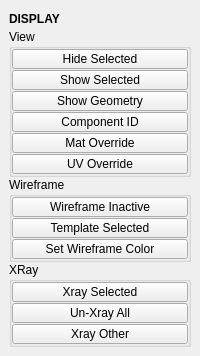
Old version of the form tentacle/ui/display.ui in the repository m3trik/tentacle.
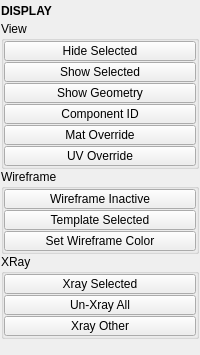
New version of the form. Custom widgets are drawn as their Qt base class.

Diff of the .ui file:
```diff
--- a/tentacle/ui/display.ui
+++ b/tentacle/ui/display.ui
@@ -30,6 +30,18 @@
     </size>
    </property>
    <layout class="QVBoxLayout" name="verticalLayout_2">
+    <property name="leftMargin">
+     <number>1</number>
+    </property>
+    <property name="topMargin">
+     <number>1</number>
+    </property>
+    <property name="rightMargin">
+     <number>1</number>
+    </property>
+    <property name="bottomMargin">
+     <number>1</number>
+    </property>
     <item>
      <layout class="QVBoxLayout" name="verticalLayout">
       <property name="spacing">
```
